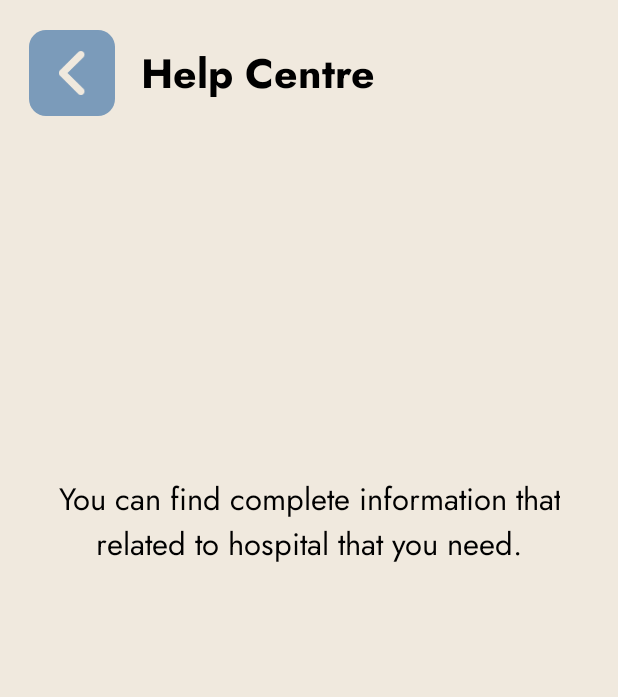
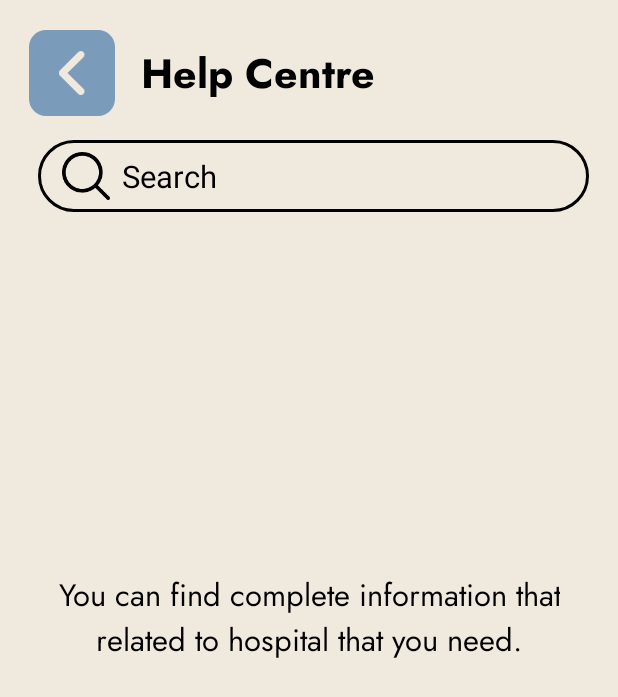
Before and after one commit to Andhikaihsanc/Medifinder, an Android app: the layout activity_help_information.xml on its own in the app's theme, with its tools: preview values and no code run, on a phone screen of 412 x 824 dp. Shown: the top 697 px of the screen. Run offline under Robolectric (Android 15) with nearby library versions, the phone set to English and light mode, and no system bars.

Commit message:
update search bar

```diff
--- a/app/src/main/res/layout/activity_help_information.xml
+++ b/app/src/main/res/layout/activity_help_information.xml
@@ -46,8 +46,19 @@
                         style="@style/txtJostromanbold24" tools:text="@string/lbl_help_centre"/>
                 </LinearLayout>
             </androidx.appcompat.widget.Toolbar>
-
-            <TextView android:gravity="center|center_horizontal"
+            <androidx.appcompat.widget.SearchView
+                android:background="@drawable/rectangle_border_black_900_radius_24_5"
+                android:gravity="center_horizontal"
+                android:id="@+id/searchViewButtonCustomT"
+                android:layout_height="wrap_content"
+                android:layout_marginStart="@dimen/_5pxh"
+                android:layout_marginTop="@dimen/_15pxv"
+                android:layout_width="match_parent"
+                android:theme="@style/searchViewButtonCustomT"
+                app:iconifiedByDefault="false"
+                app:queryBackground="@android:color/transparent"
+                app:queryHint="@string/lbl_search" app:searchIcon="@drawable/img_search"/>
+            <TextView android:gravity="center"
                 android:id="@+id/txtYoucanfindco"
                 android:layout_height="wrap_content"
                 android:layout_marginEnd="@dimen/_17pxh"
```
